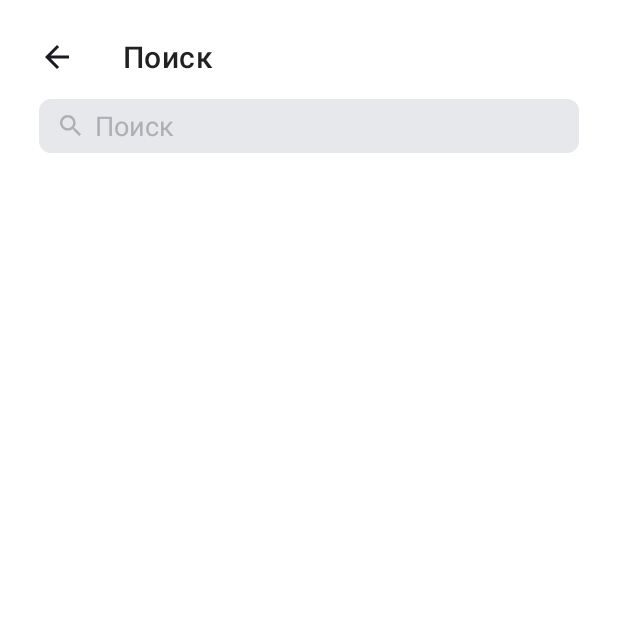
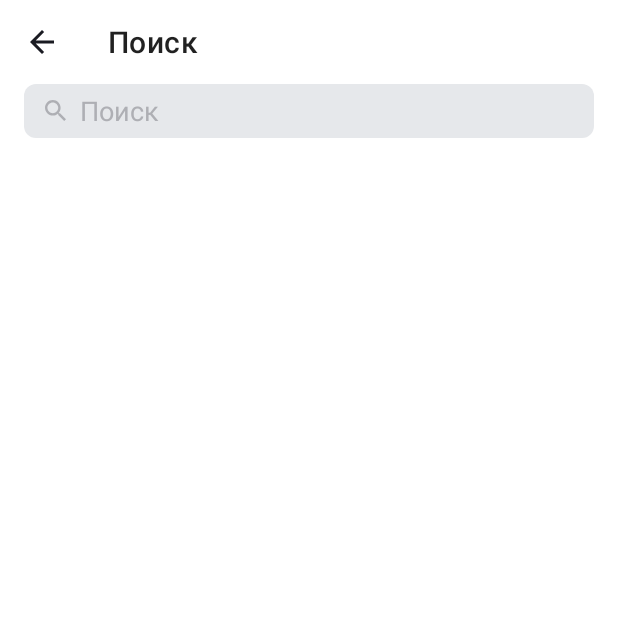
Before and after one commit to Stuysha/Sprint-8-v2, an Android app: the screen it shows after launch (SerchActivity before the commit, SearchActivity after it), after a tap on "Поиск", on a phone screen of 412 x 824 dp, the top half of it. Run offline under Robolectric (Android 15) with nearby library versions, the phone set to English and light mode, and no system bars.

Commit message:
Спринт 9 Правки по замечаниям , после первой проверки.

```diff
--- a/app/src/main/AndroidManifest.xml
+++ b/app/src/main/AndroidManifest.xml
@@ -15,7 +15,7 @@
             android:name=".MediaActivity"
             android:exported="false" />
         <activity
-            android:name=".SerchActivity"
+            android:name=".SearchActivity"
             android:exported="false" />
         <activity
             android:name=".MainActivity"
--- a/app/src/main/java/com/example/sprint8/MainActivity.kt
+++ b/app/src/main/java/com/example/sprint8/MainActivity.kt
@@ -15,7 +15,7 @@ class MainActivity : AppCompatActivity() {
 
         val buttonSearch = findViewById<Button>(R.id.search)
         val imageClickListener: View.OnClickListener = View.OnClickListener {
-            val intent = Intent(this@MainActivity, SerchActivity::class.java)
+            val intent = Intent(this@MainActivity, SearchActivity::class.java)
             startActivity(intent)
         }
         buttonSearch.setOnClickListener(imageClickListener)
--- a/app/src/main/java/com/example/sprint8/SerchActivity.kt
+++ b/app/src/main/java/com/example/sprint8/SearchActivity.kt
@@ -1,29 +1,46 @@
 package com.example.sprint8
 
 import android.annotation.SuppressLint
+import android.content.Context
 import android.os.Bundle
 import android.text.Editable
 import android.text.TextWatcher
 import android.view.View
+import android.view.inputmethod.InputMethodManager
 import android.widget.ImageView
 import androidx.appcompat.app.AppCompatActivity
 import com.google.android.material.textfield.TextInputEditText
 
-class SerchActivity : AppCompatActivity() {
+class SearchActivity : AppCompatActivity() {
     var inputEditText: TextInputEditText? = null
+    var inputSearchText = ""
+
+    companion object {
+        const val SEARCH_TEXT = "searchText"
+    }
 
     @SuppressLint("MissingInflatedId")
     override fun onCreate(savedInstanceState: Bundle?) {
         super.onCreate(savedInstanceState)
-        setContentView(R.layout.activity_serch)
+        setContentView(R.layout.activity_search)
 
-        val closeSearch = findViewById<TextInputEditText>(R.id.search)
+        val toolbar = findViewById<androidx.appcompat.widget.Toolbar>(R.id.tool_search)
         inputEditText = findViewById<TextInputEditText>(R.id.search)
         val clearButton = findViewById<ImageView>(R.id.close)
 
+        toolbar.setNavigationOnClickListener {
+            finish()
+        }
+
+        inputEditText?.setText(inputSearchText)
+
         clearButton.setOnClickListener {
             inputEditText?.setText("")
+            val inputMethodManager =
+                getSystemService(Context.INPUT_METHOD_SERVICE) as? InputMethodManager
+            inputMethodManager?.hideSoftInputFromWindow(inputEditText?.windowToken, 0)
         }
+
         clearButton.visibility = View.GONE
         val simpleTextWatcher = object : TextWatcher {
             override fun beforeTextChanged(s: CharSequence?, start: Int, count: Int, after: Int) {
@@ -31,6 +48,7 @@ class SerchActivity : AppCompatActivity() {
             }
 
             override fun onTextChanged(s: CharSequence?, start: Int, before: Int, count: Int) {
+                inputSearchText = s?.toString() ?: ""
                 if (s.isNullOrEmpty()) {
                     clearButton.visibility = View.GONE
                 } else {
@@ -47,14 +65,14 @@ class SerchActivity : AppCompatActivity() {
 
     }
 
-    val serchText = "serchText"
+
     override fun onSaveInstanceState(outState: Bundle) {
         super.onSaveInstanceState(outState)
-        outState.putString(serchText, inputEditText?.text?.toString() ?: "")
+        outState.putString(SEARCH_TEXT, inputSearchText)
     }
 
     override fun onRestoreInstanceState(savedInstanceState: Bundle) {
         super.onRestoreInstanceState(savedInstanceState)
-        inputEditText!!.setText(savedInstanceState.getString(serchText))
+        inputSearchText = savedInstanceState.getString(SEARCH_TEXT) ?: ""
     }
 }
--- a/app/src/main/java/com/example/sprint8/SettingsActivity.kt
+++ b/app/src/main/java/com/example/sprint8/SettingsActivity.kt
@@ -12,8 +12,8 @@ class SettingsActivity : AppCompatActivity() {
     override fun onCreate(savedInstanceState: Bundle?) {
         super.onCreate(savedInstanceState)
         setContentView(R.layout.settings_screen)
-        val buttonArrow = findViewById<Toolbar>(R.id.arrow)
-        buttonArrow.setOnClickListener {
+        val toolbar = findViewById<Toolbar>(R.id.arrow)
+        toolbar.setOnClickListener {
             onBackPressed()
         }
         val buttonShareApp = findViewById<FrameLayout>(R.id.share_app)
--- a/app/src/main/res/layout/activity_main.xml
+++ b/app/src/main/res/layout/activity_main.xml
@@ -4,8 +4,7 @@
     android:layout_width="match_parent"
     android:layout_height="match_parent"
     android:background= "?attr/colorPrimary"
-    android:orientation="vertical"
-    android:padding="10dp">
+    android:orientation="vertical">
 
 
     <FrameLayout
--- a/app/src/main/res/layout/activity_serch.xml
+++ b/app/src/main/res/layout/activity_search.xml
@@ -5,10 +5,10 @@
     android:layout_width="match_parent"
     android:layout_height="match_parent"
     android:orientation="vertical"
-    android:padding="@dimen/button_interval_fest_screen"
-    tools:context=".SerchActivity">
+    tools:context=".SearchActivity">
 
     <androidx.appcompat.widget.Toolbar
+        android:id="@+id/tool_search"
         android:layout_width="match_parent"
         android:layout_height="wrap_content"
         android:backgroundTint="@color/whiteToolbar"
--- a/app/src/main/res/layout/settings_screen.xml
+++ b/app/src/main/res/layout/settings_screen.xml
@@ -4,8 +4,7 @@
     android:layout_width="match_parent"
     android:layout_height="match_parent"
     android:background="?attr/colorSecondary"
-    android:orientation="vertical"
-    android:padding="@dimen/button_interval_fest_screen">
+    android:orientation="vertical">
 
     <androidx.appcompat.widget.Toolbar
         android:id="@+id/arrow"
```
